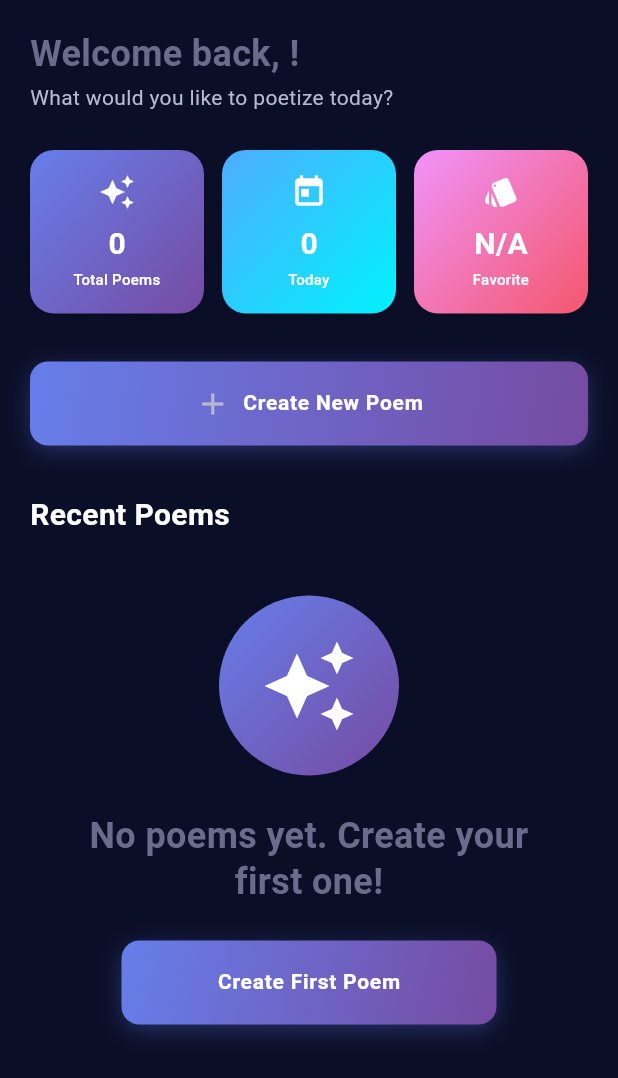
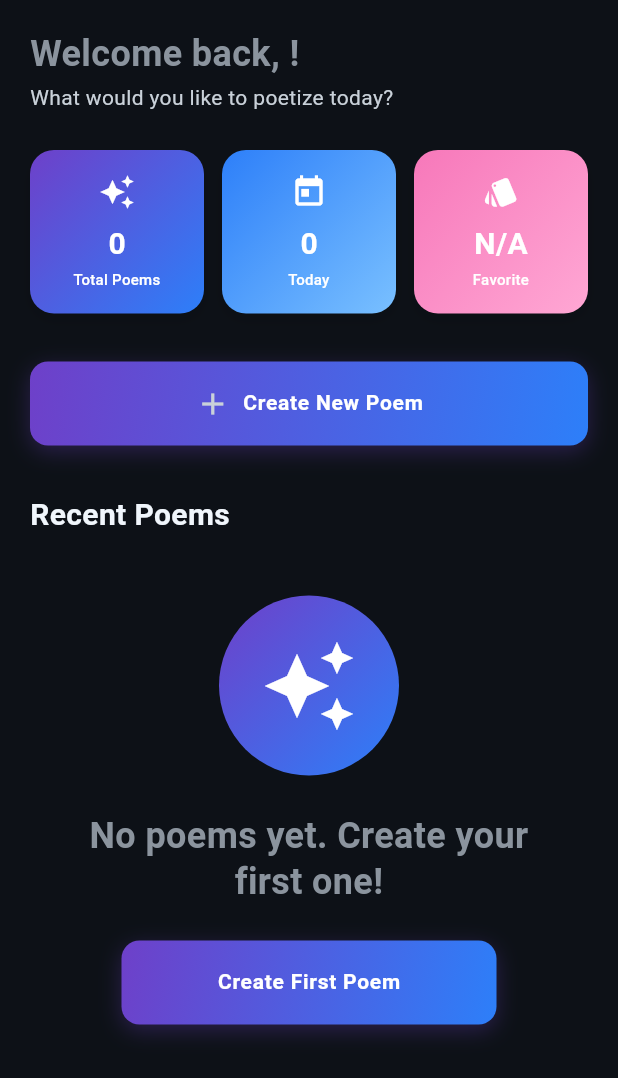
Before and after one commit to DevKorrir/code-poetry-flutter, a Flutter app: the HomePage screen opened directly, on a phone screen of 412 x 824 dp. Shown: the top 1078 px of the screen. Run offline on Flutter 3.47's test engine with Material 3 defaults, Android fonts, the phone set to English and light mode, and no system bars; our stand-ins replace cloud_firestore, connectivity_plus, firebase_auth, firebase_core, flutter_dotenv, flutter_secure_storage and 4 more; accounts and stored records are empty; network calls fail.

Commit message:
change some color theme

```diff
--- a/lib/core/constants/app_colors.dart
+++ b/lib/core/constants/app_colors.dart
@@ -11,43 +11,43 @@ class AppColors {
   // ============================================================
 
   /// Deep navy background - primary app background
-  static const Color darkBackground = Color(0xFF0A0E27);
+  static const Color darkBackground = Color(0xFF0D1117);
 
   /// Lighter navy surface - cards, containers
-  static const Color darkSurface = Color(0xFF1A1F3A);
+  static const Color darkSurface = Color(0xFF161B22);
 
   /// Even lighter surface for elevated elements
-  static const Color darkSurfaceLight = Color(0xFF2A2F4A);
+  static const Color darkSurfaceLight = Color(0xFF21262D);
 
   /// Subtle surface for hover/pressed states
-  static const Color darkSurfaceHover = Color(0xFF353A5A);
+  static const Color darkSurfaceHover = Color(0xFF30363D);
 
   // Text Colors (Dark Theme)
-  static const Color darkTextPrimary = Color(0xFFFFFFFF);
-  static const Color darkTextSecondary = Color(0xFFB8B8D1);
-  static const Color darkTextTertiary = Color(0xFF6B6B8C);
-  static const Color darkTextDisabled = Color(0xFF4A4A5C);
+  static const Color darkTextPrimary = Color(0xFFF0F6FC);
+  static const Color darkTextSecondary = Color(0xFFC9D1D9);
+  static const Color darkTextTertiary = Color(0xFF8B949E);
+  static const Color darkTextDisabled = Color(0xFF484F58);
 
   // ============================================================
   // LIGHT THEME COLORS
   // ============================================================
 
   /// Light background
-  static const Color lightBackground = Color(0xFFF5F7FA);
+  static const Color lightBackground = Color(0xFFFFFFFF);
 
   /// Light surface - cards, containers
-  static const Color lightSurface = Color(0xFFFFFFFF);
+  static const Color lightSurface = Color(0xFFF6F8FA);
 
   /// Slightly darker surface for depth
-  static const Color lightSurfaceDark = Color(0xFFF0F2F5);
+  static const Color lightSurfaceDark = Color(0xFFEAECEF);
 
   /// Hover state
-  static const Color lightSurfaceHover = Color(0xFFE8EAED);
+  static const Color lightSurfaceHover = Color(0xFFD0D7DE);
 
   // Text Colors (Light Theme)
-  static const Color lightTextPrimary = Color(0xFF1A1F3A);
-  static const Color lightTextSecondary = Color(0xFF4A5568);
-  static const Color lightTextTertiary = Color(0xFF718096);
+  static const Color lightTextPrimary = Color(0xFF1F2328);
+  static const Color lightTextSecondary = Color(0xFF656D76);
+  static const Color lightTextTertiary = Color(0xFF8B949E);
   static const Color lightTextDisabled = Color(0xFFA0AEC0);
 
   // ============================================================
@@ -55,72 +55,72 @@ class AppColors {
   // ============================================================
 
   /// Primary gradient - Purple-Blue
-  static const Color primaryStart = Color(0xFF667EEA);
-  static const Color primaryEnd = Color(0xFF764BA2);
+  static const Color primaryStart = Color(0xFF6E40C9);
+  static const Color primaryEnd = Color(0xFF2D7FF9);
 
   /// Secondary gradient - Cyan
-  static const Color secondaryStart = Color(0xFF4FACFE);
-  static const Color secondaryEnd = Color(0xFF00F2FE);
+  static const Color secondaryStart = Color(0xFF2D7FF9);
+  static const Color secondaryEnd = Color(0xFF79C0FF);
 
   /// Accent gradient - Pink-Orange (for special elements)
-  static const Color accentStart = Color(0xFFF093FB);
-  static const Color accentEnd = Color(0xFFF5576C);
+  static const Color accentStart = Color(0xFFF778BA);
+  static const Color accentEnd = Color(0xFFFFA7D4);
 
   /// Success gradient - Green
-  static const Color successStart = Color(0xFF43E97B);
-  static const Color successEnd = Color(0xFF38F9D7);
+  static const Color successStart = Color(0xFF3FB950);
+  static const Color successEnd = Color(0xFF56D364);
 
   // ============================================================
   // SEMANTIC COLORS
   // ============================================================
 
   /// Success state
-  static const Color success = Color(0xFF43E97B);
-  static const Color successLight = Color(0xFF6FFFA1);
-  static const Color successDark = Color(0xFF2EC55F);
+  static const Color success = Color(0xFF3FB950);
+  static const Color successLight = Color(0xFF56D364);
+  static const Color successDark = Color(0xFF2EA043);
 
   /// Error state
-  static const Color error = Color(0xFFFF6A88);
-  static const Color errorLight = Color(0xFFFF8FA5);
-  static const Color errorDark = Color(0xFFE5546E);
+  static const Color error = Color(0xFFF85149);
+  static const Color errorLight = Color(0xFFFA6B65);
+  static const Color errorDark = Color(0xFFDA3633);
 
   /// Warning state
-  static const Color warning = Color(0xFFFEE140);
-  static const Color warningLight = Color(0xFFFFED70);
-  static const Color warningDark = Color(0xFFE5CA2E);
+  static const Color warning = Color(0xFFE3B341);
+  static const Color warningLight = Color(0xFFE9C366);
+  static const Color warningDark = Color(0xFFD29922);
 
   /// Info state
-  static const Color info = Color(0xFF4FACFE);
-  static const Color infoLight = Color(0xFF7DC4FF);
-  static const Color infoDark = Color(0xFF3594E5);
+  static const Color info = Color(0xFF2D7FF9);
+  static const Color infoLight = Color(0xFF5B9CFB);
+  static const Color infoDark = Color(0xFF1A5FC1);
 
   // ============================================================
   // SPECIAL PURPOSE COLORS
   // ============================================================
 
   /// Code background (VS Code dark theme inspired)
-  static const Color codeBackground = Color(0xFF1E1E1E);
-  static const Color codeBackgroundLight = Color(0xFFF8F9FA);
+  static const Color codeBackground = Color(0xFF161B22);
+  static const Color codeBackgroundLight = Color(0xFFF6F8FA);
 
   /// Poetry glow effect
-  static const Color poetryGlow = Color(0xFF9D50BB);
+  static const Color poetryGlow = Color(0xFF6E40C9);
 
   /// Premium/Pro badge color
-  static const Color premium = Color(0xFFFFD700); // Gold
+  static const Color premium = Color(0xFFE3B341); // Gold
 
   /// Guest mode indicator
-  static const Color guest = Color(0xFF718096);
+  static const Color guest = Color(0xFF8B949E);
 
   // ============================================================
   // SYNTAX HIGHLIGHTING COLORS (for code editor)
   // ============================================================
 
-  static const Color syntaxKeyword = Color(0xFFC586C0);
-  static const Color syntaxString = Color(0xFFCE9178);
-  static const Color syntaxComment = Color(0xFF6A9955);
-  static const Color syntaxFunction = Color(0xFFDCDCAA);
-  static const Color syntaxVariable = Color(0xFF9CDCFE);
-  static const Color syntaxNumber = Color(0xFFB5CEA8);
+  static const Color syntaxKeyword = Color(0xFFFF7B72);
+  static const Color syntaxString = Color(0xFFA5D6FF);
+  static const Color syntaxComment = Color(0xFF8B949E);
+  static const Color syntaxFunction = Color(0xFFD2A8FF);
+  static const Color syntaxVariable = Color(0xFF79C0FF);
+  static const Color syntaxNumber = Color(0xFF56D364);
 
   // ============================================================
   // OPACITY VARIANTS (for overlays, shadows)
@@ -167,9 +167,9 @@ class AppColors {
   /// Background gradient (animated)
   static const LinearGradient backgroundGradient = LinearGradient(
     colors: [
-      Color(0xFF0A0E27),
-      Color(0xFF1A1F3A),
-      Color(0xFF2A2F4A),
+      Color(0xFF0D1117),
+      Color(0xFF161B22),
+      Color(0xFF21262D),
     ],
     begin: Alignment.topLeft,
     end: Alignment.bottomRight,
@@ -179,9 +179,9 @@ class AppColors {
   // SHADOW COLORS
   // ============================================================
 
-  static final Color shadowDark = Colors.black.withOpacity(0.3);
+  static final Color shadowDark = Colors.black.withOpacity(0.4);
   static final Color shadowLight = Colors.black.withOpacity(0.1);
-  static final Color glowShadow = poetryGlow.withOpacity(0.4);
+  static final Color glowShadow = poetryGlow.withOpacity(0.3);
 
   // ============================================================
   // HELPER METHODS
@@ -223,36 +223,36 @@ class AppColors {
 class PoetryStyleColors {
   PoetryStyleColors._();
 
-  // Haiku - Calm, minimalist (Blue-Green)
-  static const Color haikuPrimary = Color(0xFF4FACFE);
-  static const Color haikuSecondary = Color(0xFF38F9D7);
+  // Haiku - Calm, minimalist (Blue)
+  static const Color haikuPrimary = Color(0xFF2D7FF9);
+  static const Color haikuSecondary = Color(0xFF79C0FF);
   static const LinearGradient haikuGradient = LinearGradient(
     colors: [haikuPrimary, haikuSecondary],
     begin: Alignment.topLeft,
     end: Alignment.bottomRight,
   );
 
-  // Sonnet - Classical, elegant (Purple-Gold)
-  static const Color sonnetPrimary = Color(0xFF764BA2);
-  static const Color sonnetSecondary = Color(0xFFFFD700);
+  // Sonnet - Classical, elegant (Purple)
+  static const Color sonnetPrimary = Color(0xFF6E40C9);
+  static const Color sonnetSecondary = Color(0xFFD2A8FF);
   static const LinearGradient sonnetGradient = LinearGradient(
     colors: [sonnetPrimary, sonnetSecondary],
     begin: Alignment.topLeft,
     end: Alignment.bottomRight,
   );
 
-  // Free Verse - Creative, flowing (Pink-Orange)
-  static const Color freeVersePrimary = Color(0xFFF093FB);
-  static const Color freeVerseSecondary = Color(0xFFF5576C);
+  // Free Verse - Creative, flowing (Pink)
+  static const Color freeVersePrimary = Color(0xFFF778BA);
+  static const Color freeVerseSecondary = Color(0xFFFFA7D4);
   static const LinearGradient freeVerseGradient = LinearGradient(
     colors: [freeVersePrimary, freeVerseSecondary],
     begin: Alignment.topLeft,
     end: Alignment.bottomRight,
   );
 
-  // Cyberpunk - Edgy, futuristic (Neon Green-Blue)
-  static const Color cyberpunkPrimary = Color(0xFF00F2FE);
-  static const Color cyberpunkSecondary = Color(0xFF43E97B);
+  // Cyberpunk - Edgy, futuristic (Green)
+  static const Color cyberpunkPrimary = Color(0xFF56D364);
+  static const Color cyberpunkSecondary = Color(0xFF3FB950);
   static const LinearGradient cyberpunkGradient = LinearGradient(
     colors: [cyberpunkPrimary, cyberpunkSecondary],
     begin: Alignment.topLeft,
```
Also changed, not shown: 1 other file.
